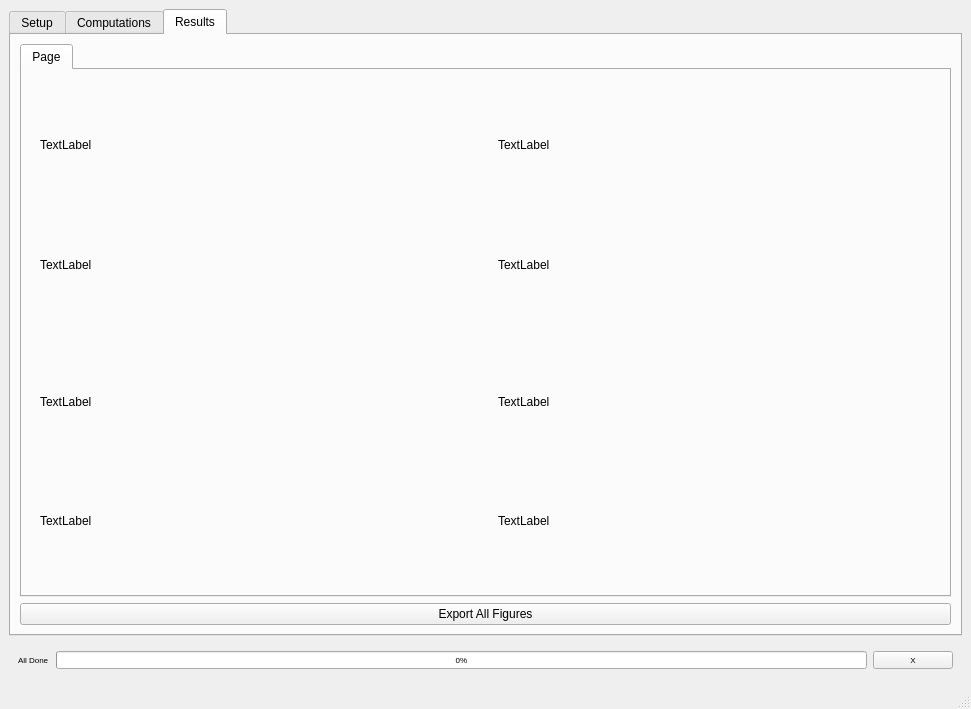
First picture: the form in src/analysisGUI/ui/main_window.ui, repository JulienBrn/GUIAnalysis, before the edit.
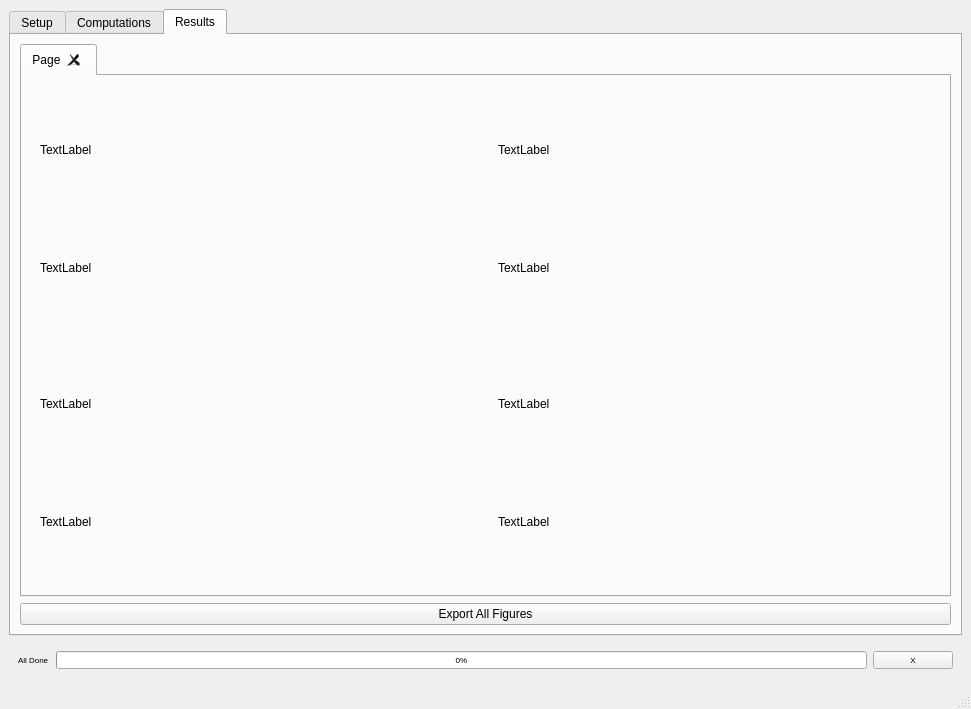
Second picture: the form after the edit. Custom widgets are drawn as their Qt base class.

```diff
--- a/src/analysisGUI/ui/main_window.ui
+++ b/src/analysisGUI/ui/main_window.ui
@@ -198,6 +198,15 @@
           <property name="currentIndex">
            <number>0</number>
           </property>
+          <property name="elideMode">
+           <enum>Qt::ElideRight</enum>
+          </property>
+          <property name="tabsClosable">
+           <bool>true</bool>
+          </property>
+          <property name="movable">
+           <bool>true</bool>
+          </property>
           <widget class="QWidget" name="tab">
            <attribute name="title">
             <string>Page</string>
```
